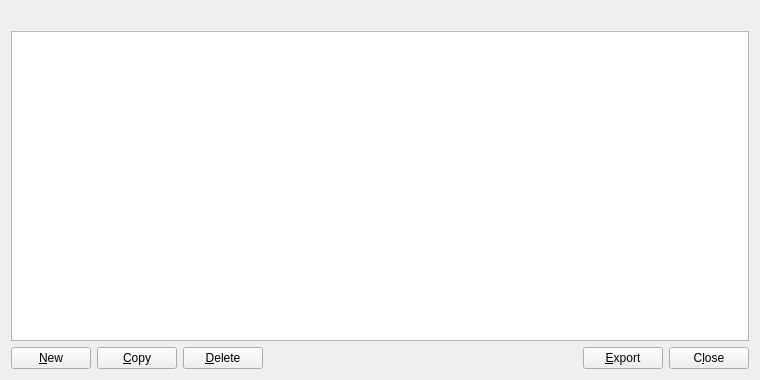
Above: src/qt/forms/zaddressbookpage.ui from ip-gpu/KomodoOcean before the change. Below: the same form after it.
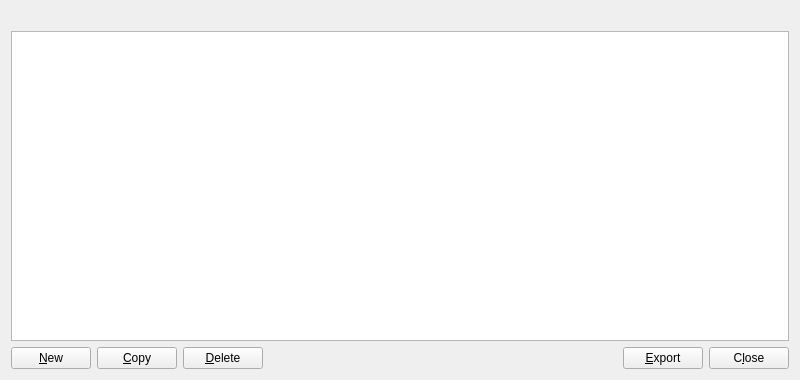
That is the form after the change. Icons and pictures are not drawn.

Commit message: displaying labels for z-addresses (z-sprout or z-sapling)

Diff of the .ui file:
```diff
--- a/src/qt/forms/zaddressbookpage.ui
+++ b/src/qt/forms/zaddressbookpage.ui
@@ -6,7 +6,7 @@
    <rect>
     <x>0</x>
     <y>0</y>
-    <width>760</width>
+    <width>800</width>
     <height>380</height>
    </rect>
   </property>
```
The commit also changes 4 other files.
